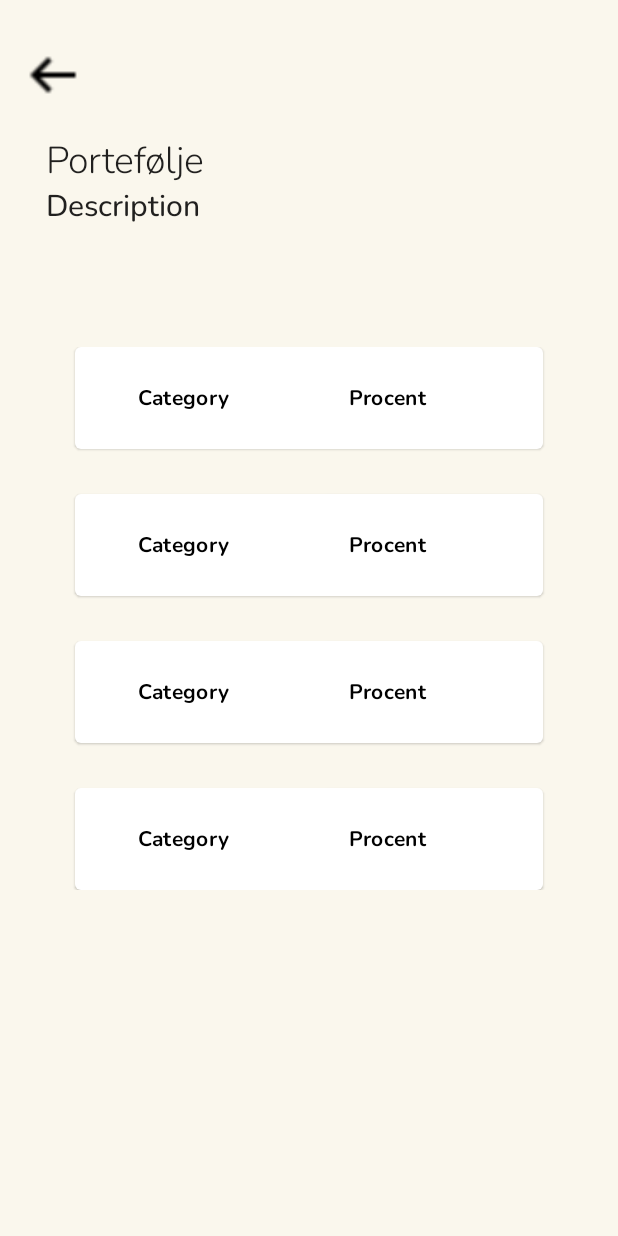
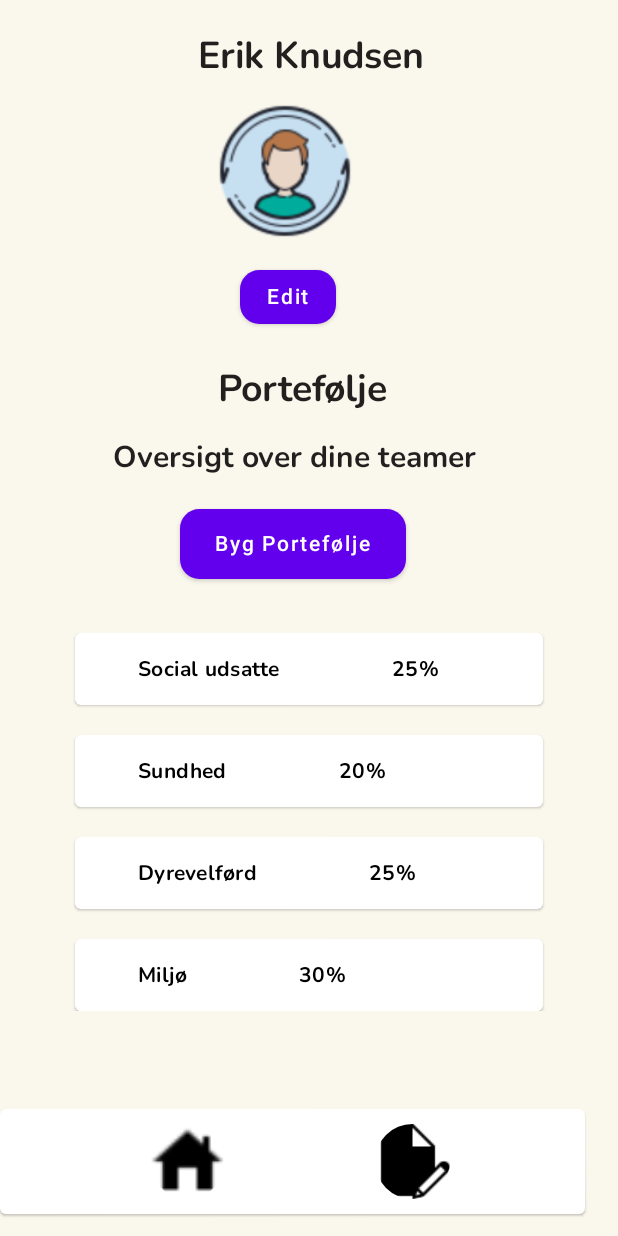
Before and after one commit to Stonebank/kind, an Android app built with Jetpack Compose: the screen it shows after launch (MainActivity), on a phone screen of 412 x 824 dp. Run offline under Robolectric (Android 15) with nearby library versions, the phone set to English and light mode, and no system bars; libraries missing offline, so code that uses them is left out: com.dtu.kd3.

Commit message:
ny portefølje

```diff
--- a/app/build.gradle
+++ b/app/build.gradle
@@ -4,7 +4,7 @@ plugins {
 }
 
 android {
-    compileSdk 32
+    compileSdk 33
 
     defaultConfig {
         applicationId "com.breens.flowermeditationapp"
@@ -47,16 +47,24 @@ android {
 
 dependencies {
 
-    implementation 'androidx.core:core-ktx:1.7.0'
+    implementation 'androidx.core:core-ktx:1.9.0'
+    //noinspection GradleDependency
     implementation "androidx.compose.ui:ui:$compose_version"
+    //noinspection GradleDependency
     implementation "androidx.compose.material:material:$compose_version"
     implementation "androidx.compose.ui:ui-tooling-preview:$compose_version"
-    implementation 'androidx.lifecycle:lifecycle-runtime-ktx:2.3.1'
-    implementation 'androidx.activity:activity-compose:1.3.1'
+    implementation 'androidx.lifecycle:lifecycle-runtime-ktx:2.5.1'
+    implementation 'androidx.activity:activity-compose:1.6.1'
     testImplementation 'junit:junit:4.13.2'
     androidTestImplementation 'androidx.test.ext:junit:1.1.3'
     androidTestImplementation 'androidx.test.espresso:espresso-core:3.4.0'
+    //noinspection GradleDependency
     androidTestImplementation "androidx.compose.ui:ui-test-junit4:$compose_version"
+    //noinspection GradleDependency
     debugImplementation "androidx.compose.ui:ui-tooling:$compose_version"
+    //noinspection GradleDependency
     debugImplementation "androidx.compose.ui:ui-test-manifest:$compose_version"
+    implementation "androidx.navigation:navigation-compose:2.5.3"
+
+
 }
--- a/app/src/main/java/com/dtu/kd3/kind/MainActivity.kt
+++ b/app/src/main/java/com/dtu/kd3/kind/MainActivity.kt
@@ -8,6 +8,7 @@ import androidx.compose.foundation.background
 import androidx.compose.foundation.layout.*
 import androidx.compose.foundation.lazy.LazyColumn
 import androidx.compose.foundation.shape.CircleShape
+import androidx.compose.foundation.shape.RoundedCornerShape
 import androidx.compose.material.*
 import androidx.compose.runtime.Composable
 import androidx.compose.ui.Alignment
@@ -23,20 +24,28 @@ import androidx.compose.ui.unit.dp
 import androidx.compose.ui.unit.sp
 import com.breens.flowermeditationapp.ui.theme.*
 import com.breens.flowermeditationapp.ui.utils.*
+import com.dtu.kd3.kind.Navigation
+import com.dtu.kd3.kind.Screens
 import com.example.kind.ui.theme.Grey
 
 class MainActivity : ComponentActivity() {
     override fun onCreate(savedInstanceState: Bundle?) {
         super.onCreate(savedInstanceState)
         setContent {
-            FlowerMeditationAppTheme {
+            FlowerDonationAppTheme {
                 Column(
                     modifier = Modifier
                         .background(Grey)
                         .fillMaxSize()
                 ) {
+
                     HeaderProfileComponent()
+                    bygPorteføljeButton()
                     DonationCategoryComponent()
+                    NavigationBar()
+
+                    //Screens.signinScreen()
+                    //Screens.porteføljeScreen()
                 }
             }
         }
@@ -45,33 +54,82 @@ class MainActivity : ComponentActivity() {
     @Preview
     @Composable
     fun HeaderProfileComponent() {
-        Image(
-            painter = painterResource(id = R.drawable.left),
-            contentDescription = "left",
-            contentScale = ContentScale.Crop,
+        Row( horizontalArrangement = Arrangement.SpaceBetween,
+
             modifier = Modifier
-                .padding(start = 15.dp, end = 30.dp, top = 30.dp)
-                .size(40.dp)
-                .clip(CircleShape)
-        )
-        Row(
-            horizontalArrangement = Arrangement.SpaceBetween,
+                .fillMaxWidth()
+                .padding(start = 2.dp, end = 0.dp, top = 20.dp)  // porteføjle og description
+        ) {
+            Row(verticalAlignment = Alignment.CenterVertically) {
+
+               Column(modifier = Modifier.padding(start = 130.dp)) {
+                    Text(
+                        text = "Erik Knudsen",
+                        fontFamily = nunitoBold,
+                        fontSize = 25.sp,
+                        textAlign = TextAlign.Start
+                    )
+
+                }
+            }
+
+        }
+
+            Image(
+                painter = painterResource(id = R.drawable.profile),
+                contentDescription = "profile",
+                contentScale = ContentScale.Crop,
+                modifier = Modifier
+                    .padding(start = 130.dp, end = 0.dp, top = 0.dp)
+                    .size(120.dp)
+                    .clip(CircleShape)
+            )
+
+            Button(
+                onClick = {},
+                modifier = Modifier
+                    .padding(start = 160.dp),
+                shape = RoundedCornerShape(13.dp)
+
+            )
+
+            {
+                Text("Edit")
+            }
+
+        Row(horizontalArrangement = Arrangement.SpaceBetween,
             modifier = Modifier
                 .fillMaxWidth()
                 .padding(start = 15.dp, end = 30.dp, top = 20.dp)  // porteføjle og description
         ) {
             Row(verticalAlignment = Alignment.CenterVertically) {
 
-                Column(modifier = Modifier.padding(start = 15.dp)) {
+                Column(modifier = Modifier.padding(start = 130.dp)) {
                     Text(
                         text = "Portefølje",
-                        fontFamily = nunitoLight,
+                        fontFamily = nunitoBold,
                         fontSize = 25.sp,
                         textAlign = TextAlign.Start
                     )
+
+                }
+            }
+
+        }
+        Row(
+
+            horizontalArrangement = Arrangement.SpaceBetween,
+            modifier = Modifier
+                .fillMaxWidth()
+                .padding(start = 15.dp, end = 30.dp, top = 15.dp)  // porteføjle og description
+        ) {
+            Row(verticalAlignment = Alignment.CenterVertically) {
+
+                Column(modifier = Modifier.padding(start = 60.dp)) {
+
                     Text(
-                        text = "Description",
-                        fontFamily = nunitoMedium,
+                        text = "Oversigt over dine teamer",
+                        fontFamily = nunitoBold,
                         fontSize = 20.sp,
                         textAlign = TextAlign.Start
                     )
@@ -79,16 +137,38 @@ class MainActivity : ComponentActivity() {
             }
 
         }
+
     }
 }
 
+@Composable
+fun bygPorteføljeButton(){
+    Row(modifier = Modifier
+            .fillMaxWidth()
+        //    .padding(start = 0.dp, end = 20.dp, top = 30.dp)  // porteføjle og description
+    ) {
+
+
+        Button(
+            onClick = {},
+            modifier = Modifier
+                .padding(start = 120.dp, top = 20.dp, bottom = 15.dp),
+            shape = RoundedCornerShape(13.dp)
+
+        )
+
+        {
+            Text("Byg Portefølje",Modifier.padding(7.dp))
+        }
+    }
+}
 
 @Composable
 fun DonationCategoryComponent() {
     val donationOptions = Donation_Category
     LazyColumn(
-        Modifier.padding(start = 50.dp, top = 80.dp, end = 50.dp, bottom = 20.dp),
-        verticalArrangement = Arrangement.spacedBy(30.dp)
+        Modifier.padding(start = 50.dp, top = 20.dp, end = 50.dp, bottom = 0.dp),
+        verticalArrangement = Arrangement.spacedBy(20.dp)
     ) {
         items(donationOptions.size) {
             DonationOptionComponent(donationTypes = donationOptions[it])
@@ -106,9 +186,9 @@ fun DonationOptionComponent(donationTypes: Donationcategory) {
         Column(
             verticalArrangement = Arrangement.SpaceEvenly,
             horizontalAlignment = Alignment.Start,
-            modifier = Modifier.padding(start = 30.dp, top = 10.dp, end = 30.dp, bottom = 10.dp)
+            modifier = Modifier.padding(start = 30.dp, top = 0.dp, end = 30.dp, bottom = 0.dp)
         ) {
-            Row(horizontalArrangement = Arrangement.spacedBy(55.dp)) {
+            Row(horizontalArrangement = Arrangement.spacedBy(50.dp)) {
                 Chip(
                     onClick = { /*TODO*/ },
                     colors = ChipDefaults.chipColors(
@@ -137,3 +217,41 @@ fun DonationOptionComponent(donationTypes: Donationcategory) {
         }
     }
 }
+
+@Composable
+fun NavigationBar() {
+
+    Card(
+        // shape = RoundedCornerShape(0.dp),
+        modifier = Modifier.padding(start=0.dp,end=0.dp,top=65.dp, bottom = 0.dp)
+    ) {
+        Column(
+            verticalArrangement = Arrangement.SpaceEvenly,
+            horizontalAlignment = Alignment.Start,
+            modifier = Modifier.padding(start = 80.dp, top = 10.dp, end = 90.dp, bottom = 10.dp)
+        ) {
+            Row(horizontalArrangement = Arrangement.spacedBy(60.dp)) {
+                Image(
+                    painter = painterResource(id = R.drawable.home),
+                    contentDescription = "home",
+                    contentScale = ContentScale.Crop,
+                    modifier = Modifier
+                        .padding(start = 20.dp, end = 20.dp, top = 0.dp)
+                        .size(50.dp)
+                        .clip(CircleShape)
+                )
+                Image(
+                    painter = painterResource(id = R.drawable.edith),
+                    contentDescription = "edith",
+                    contentScale = ContentScale.Crop,
+                    modifier = Modifier
+                        .padding(start = 20.dp, end = 0.dp, top = 0.dp)
+                        .size(50.dp)
+                        .clip(CircleShape)
+
+                )
+
+            }
+        }
+    }
+}
--- a/app/src/main/java/com/dtu/kd3/kind/ui/theme/Theme.kt
+++ b/app/src/main/java/com/dtu/kd3/kind/ui/theme/Theme.kt
@@ -30,7 +30,7 @@ private val LightColorPalette = lightColors(
 )
 
 @Composable
-fun FlowerMeditationAppTheme(
+fun FlowerDonationAppTheme(
     darkTheme: Boolean = isSystemInDarkTheme(),
     content: @Composable () -> Unit
 ) {
--- a/app/src/main/java/com/dtu/kd3/kind/ui/utils/Constants.kt
+++ b/app/src/main/java/com/dtu/kd3/kind/ui/utils/Constants.kt
@@ -4,29 +4,29 @@ import androidx.compose.ui.graphics.Color
 
 val Donation_Category = listOf(
     Donationcategory(
-        "Category",
-        "Procent",
+        "Social udsatte",
+        "25%",
         Color.White,
         Color.Yellow,
         Color.White
     ),
     Donationcategory(
-        "Category",
-        "Procent",
+        "Sundhed",
+        "20%",
         Color.White,
         Color.Yellow,
         Color.White
     ),
     Donationcategory(
-        "Category",
-        "Procent",
+        "Dyrevelførd",
+        "25%",
         Color.White,
         Color.Yellow,
         Color.White
     ),
     Donationcategory(
-        "Category",
-        "Procent",
+        "Miljø",
+        "30%",
         Color.White,
         Color.Yellow,
         Color.White
--- a/app/src/main/res/values/themes.xml
+++ b/app/src/main/res/values/themes.xml
@@ -1,7 +1,9 @@
 <?xml version="1.0" encoding="utf-8"?>
 <resources>
 
-    <style name="Theme.Kind" parent="android:Theme.Material.Light.NoActionBar">
+    <style name="Theme.Kind" parent="android:Theme.Material.Light.NoActionBar" >
         <item name="android:statusBarColor">@color/purple_700</item>
+        <item name="android:windowTranslucentStatus" > true </item>
+        <item name="android:windowTranslucentNavigation">true</item>
     </style>
 </resources>
--- a/build.gradle
+++ b/build.gradle
@@ -9,6 +9,7 @@ plugins {
     id 'org.jetbrains.kotlin.android' version '1.6.10' apply false
 }
 
+
 task clean(type: Delete) {
     delete rootProject.buildDir
 }
```
Also changed, not shown: app/src/main/res/drawable/edith.png (added), app/src/main/res/drawable/home.png (added), app/src/main/res/drawable/lock.png (added), app/src/main/res/drawable/logo.png (added), app/src/main/res/drawable/person.png (added), app/src/main/res/drawable/profile.png (added).
